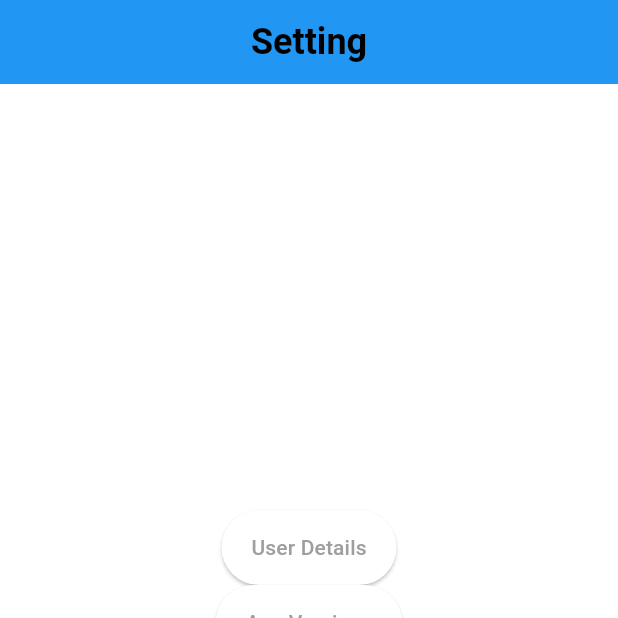
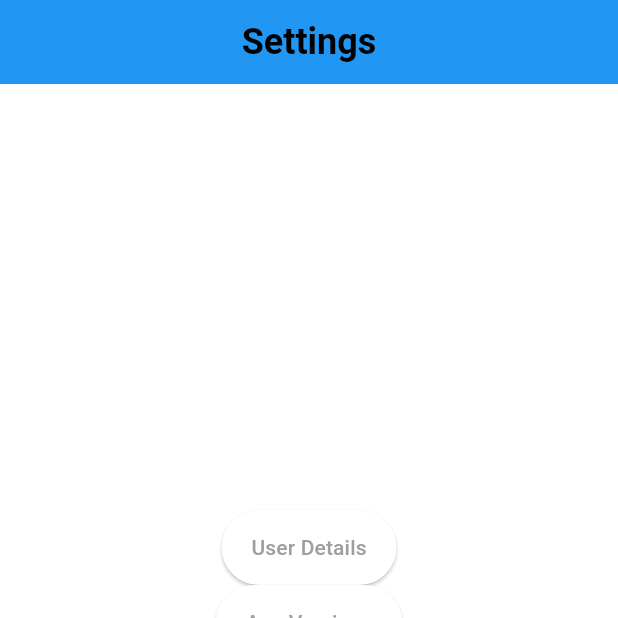
Before and after one commit to YongXianShen/GitExercise-TT3L-08, a Flutter app: the SettingsPage screen opened directly, on a phone screen of 412 x 824 dp, the top half of it. Run offline on Flutter 3.47's test engine with Material 3 defaults, Android fonts, the phone set to English and light mode, and no system bars; our stand-ins replace cloud_firestore, connectivity_plus, firebase_auth, firebase_core, firebase_database, flutter_credit_card and 3 more; accounts and stored records are empty.

```diff
--- a/lib/settings.dart
+++ b/lib/settings.dart
@@ -10,7 +10,7 @@ class SettingsPage extends StatelessWidget {
     return Scaffold(
       appBar: AppBar(
         title: const Text(
-          'Setting',
+          'Settings',
           style: TextStyle(
             color: Colors.black,
             fontSize: 24,
```
